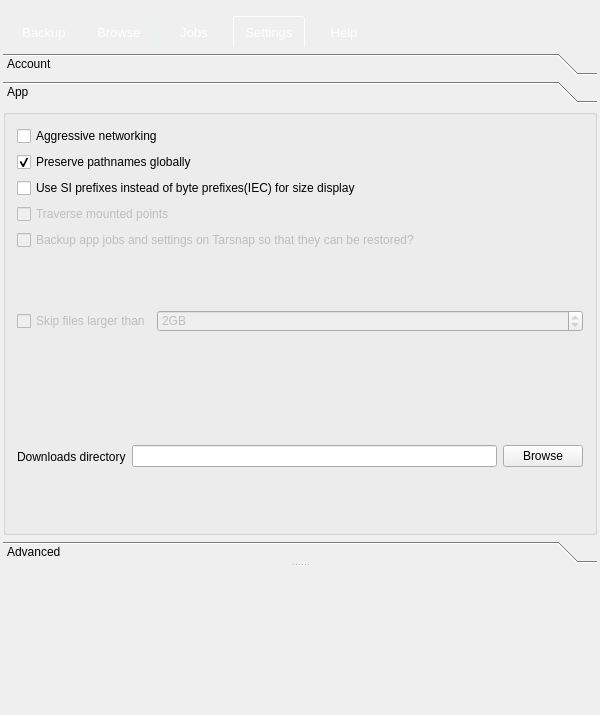
Old version of the form forms/mainwindow.ui in the repository Tarsnap/tarsnap-gui.
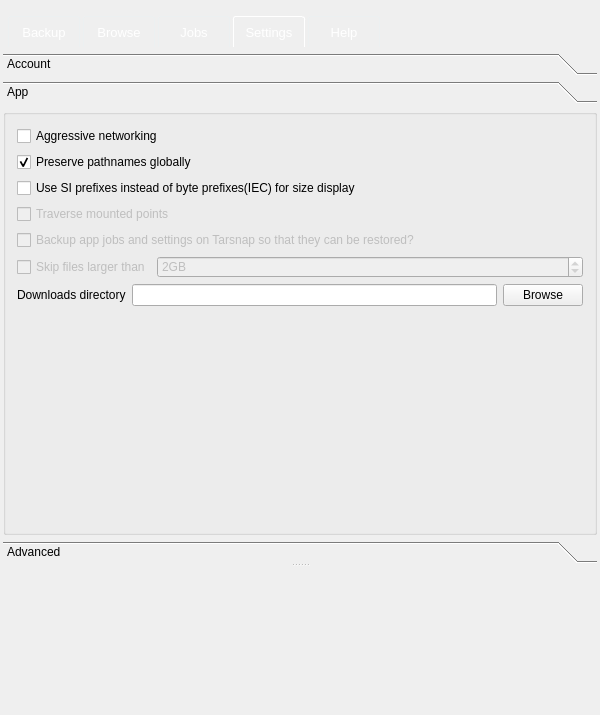
New version of the form. The open tabs and pages were chosen to show the change. Icons and pictures are not drawn. Custom widgets are drawn as their Qt base class.

Commit message: Fix alignment issues in Settings.

```diff
--- a/forms/mainwindow.ui
+++ b/forms/mainwindow.ui
@@ -1474,6 +1474,19 @@
                     </layout>
                    </widget>
                   </item>
+                  <item>
+                   <spacer name="verticalSpacer">
+                    <property name="orientation">
+                     <enum>Qt::Vertical</enum>
+                    </property>
+                    <property name="sizeHint" stdset="0">
+                     <size>
+                      <width>20</width>
+                      <height>40</height>
+                     </size>
+                    </property>
+                   </spacer>
+                  </item>
                  </layout>
                 </widget>
                </item>
```
Left out of the diff: 107 changed lines with no effect on the pictures.
